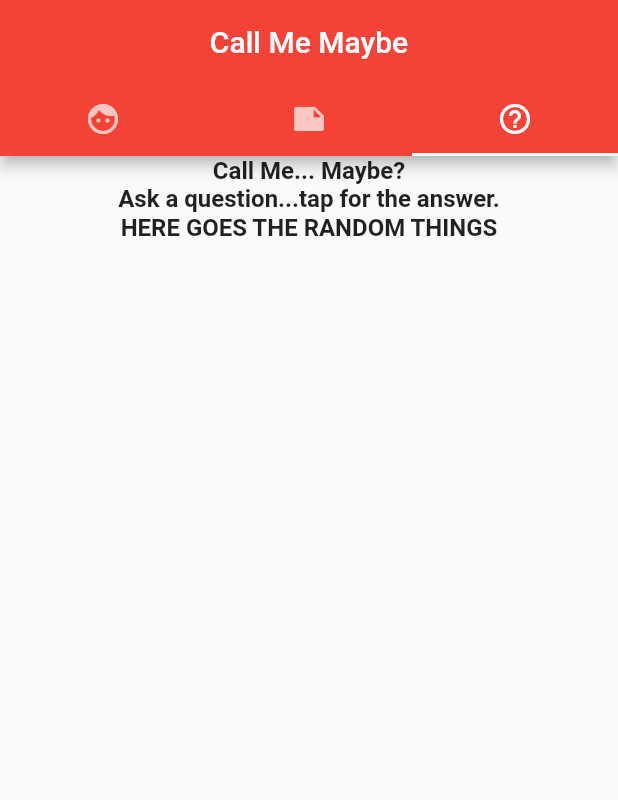
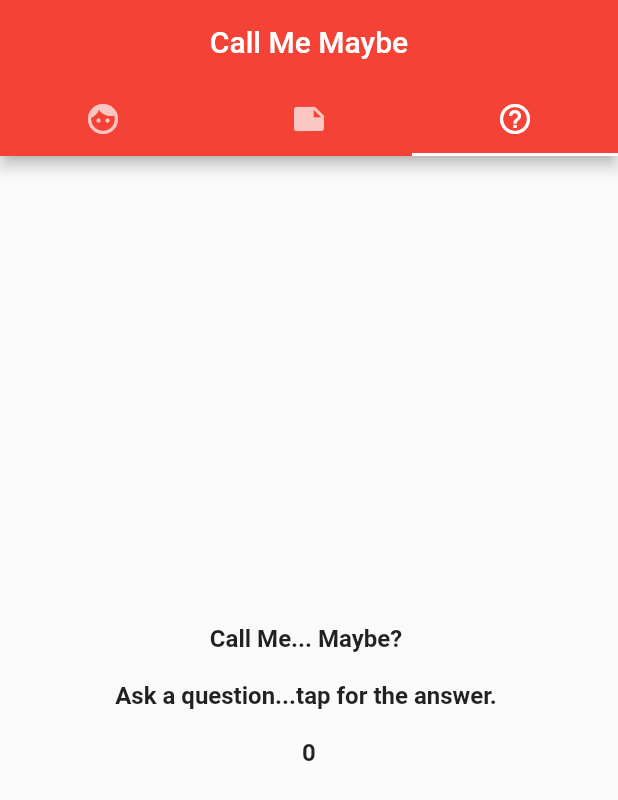
Before and after one commit to arizala13/project_3, a Flutter app: the screen it shows after launch, tab 3 chosen, on a phone screen of 412 x 824 dp. Shown: the top 800 px of the screen. Run offline on Flutter 3.47's test engine with Material 2 defaults, Android fonts, the phone set to English and light mode, and no system bars; Roboto replaces fonts that are missing (Hind).

Commit message:
Working on random generator section

```diff
--- a/lib/main.dart
+++ b/lib/main.dart
@@ -53,6 +53,14 @@ class _MyHomePageState extends State<MyHomePage> {
     }
   }
 
+  int dataToChange = 0;
+
+  void changeData(){
+    setState(() {
+      dataToChange += 1;
+    });
+  }
+
   @override
   Widget build(BuildContext context) {
     return DefaultTabController(
@@ -103,10 +111,14 @@ class _MyHomePageState extends State<MyHomePage> {
               ),
               Text('Resume', textAlign: TextAlign.center,),
              Column(
+               mainAxisAlignment: MainAxisAlignment.center,
                 children: <Widget>[
-                  Center(child: Text('Call Me... Maybe?', textAlign: TextAlign.center,)),
-                  Center(child: Text('Ask a question...tap for the answer.', textAlign: TextAlign.center,)),
-                  Center(child: Text('HERE GOES THE RANDOM THINGS', textAlign: TextAlign.center,)),
+                  Center(child: Text('Call Me... Maybe? \n',)),
+                  Center(child: GestureDetector(
+                    onTap: changeData,
+                      child: Text("Ask a question...tap for the answer. \n"),
+                      ),),
+                  Center(child: Text("$dataToChange",)),
                 ],
               ),
             ],
```
